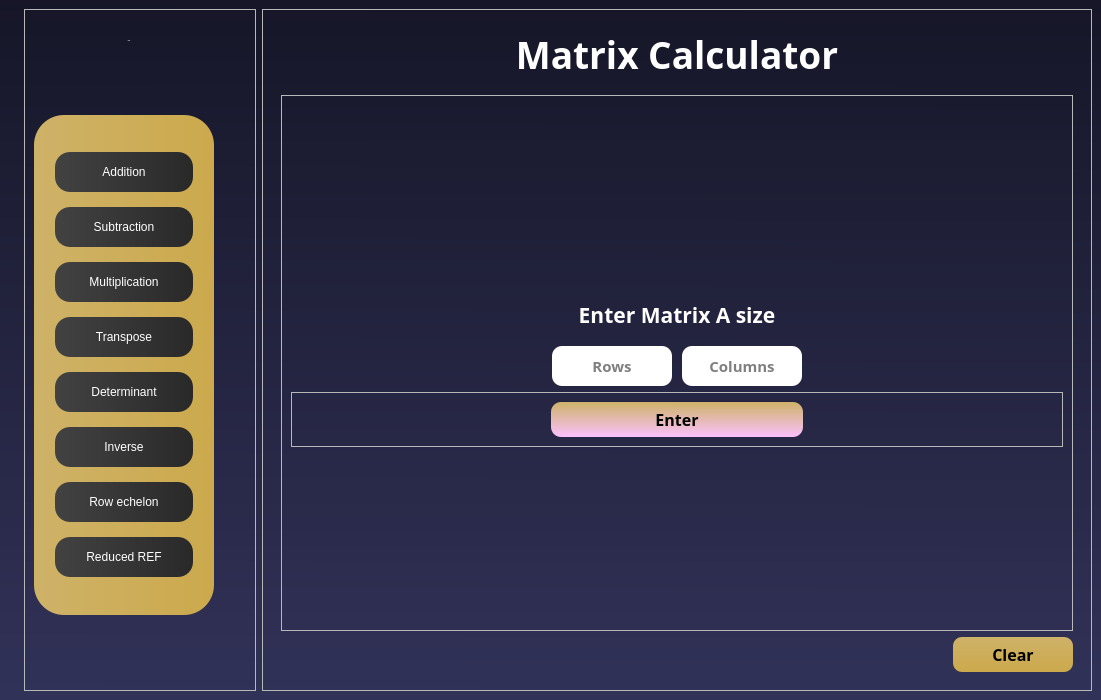
Old version of the form qt files/matrix-calculator/matrixcalcu.ui in the repository potakaaa/matrix-calculator.
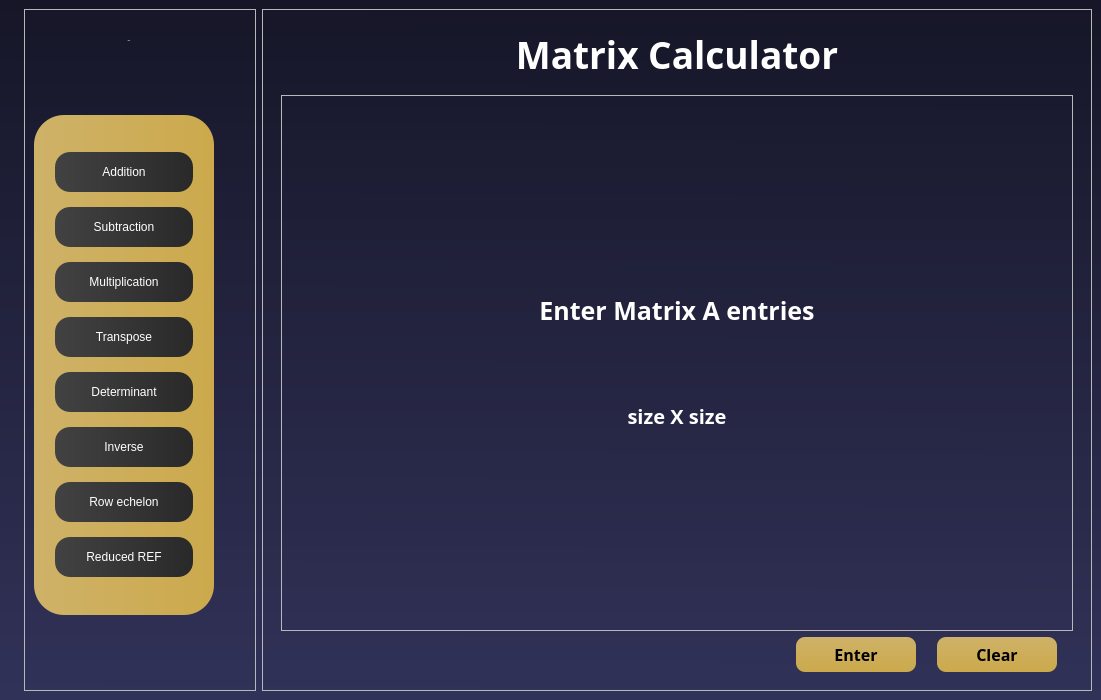
New version of the form. The open tabs and pages were chosen to show the change.

Commit message: Added button functionalities

Diff of the .ui file:
```diff
--- a/qt files/matrix-calculator/matrixcalcu.ui
+++ b/qt files/matrix-calculator/matrixcalcu.ui
@@ -125,6 +125,21 @@
 	color: white;
 }
 
+#page_enterMatrixA_advanced QPushButton {
+	background-color: qlineargradient(spread:pad, x1:0.50838, y1:0, x2:0.514, y2:1, stop:0 rgba(206, 178, 104, 255), stop:1 rgba(204, 169, 76, 255));
+	color: black;
+	border-radius: 9px;
+}
+
+#page_enterMatrixA_advanced QPushButton::hover {
+	color: black;
+	background-color: qlineargradient( x1:0 y1:0, x2:1 y2:0, stop:0 #F6A5CC, stop:1 #B02E6D);
+}
+
+#page_enterMatrixA_advanced QLabel {
+	color: white;
+}
+
 #frame_7 QLabel {
 	color: white;
 	margin-top: 20px;
@@ -1233,6 +1248,163 @@
              </item>
             </layout>
            </widget>
+           <widget class="QWidget" name="page_enterMatrixA_advanced">
+            <layout class="QVBoxLayout" name="verticalLayout_23">
+             <item>
+              <layout class="QVBoxLayout" name="verticalLayout_22">
+               <item>
+                <widget class="QFrame" name="frame_10">
+                 <property name="minimumSize">
+                  <size>
+                   <width>0</width>
+                   <height>500</height>
+                  </size>
+                 </property>
+                 <property name="frameShape">
+                  <enum>QFrame::StyledPanel</enum>
+                 </property>
+                 <property name="frameShadow">
+                  <enum>QFrame::Raised</enum>
+                 </property>
+                 <layout class="QVBoxLayout" name="verticalLayout_21">
+                  <item>
+                   <layout class="QGridLayout" name="gridLayout_5">
+                    <property name="spacing">
+                     <number>6</number>
+                    </property>
+                    <item row="1" column="0">
+                     <widget class="QLabel" name="label_matrixA_size_entry_advanced">
+                      <property name="maximumSize">
+                       <size>
+                        <width>16777215</width>
+                        <height>100</height>
+                       </size>
+                      </property>
+                      <property name="font">
+                       <font>
+                        <family>DM Sans</family>
+                        <pointsize>15</pointsize>
+                        <bold>true</bold>
+                       </font>
+                      </property>
+                      <property name="text">
+                       <string>size X size</string>
+                      </property>
+                      <property name="alignment">
+                       <set>Qt::AlignCenter</set>
+                      </property>
+                     </widget>
+                    </item>
+                    <item row="0" column="0">
+                     <widget class="QLabel" name="label_enterMatrixA_entry_advanced">
+                      <property name="maximumSize">
+                       <size>
+                        <width>16777215</width>
+                        <height>100</height>
+                       </size>
+                      </property>
+                      <property name="font">
+                       <font>
+                        <family>DM Sans</family>
+                        <pointsize>19</pointsize>
+                        <bold>true</bold>
+                       </font>
+                      </property>
+                      <property name="text">
+                       <string>Enter Matrix A entries</string>
+                      </property>
+                      <property name="alignment">
+                       <set>Qt::AlignCenter</set>
+                      </property>
+                     </widget>
+                    </item>
+                   </layout>
+                  </item>
+                 </layout>
+                </widget>
+               </item>
+               <item>
+                <layout class="QHBoxLayout" name="horizontalLayout_8">
+                 <item>
+                  <spacer name="horizontalSpacer_10">
+                   <property name="orientation">
+                    <enum>Qt::Horizontal</enum>
+                   </property>
+                   <property name="sizeType">
+                    <enum>QSizePolicy::Fixed</enum>
+                   </property>
+                   <property name="sizeHint" stdset="0">
+                    <size>
+                     <width>500</width>
+                     <height>20</height>
+                    </size>
+                   </property>
+                  </spacer>
+                 </item>
+                 <item>
+                  <widget class="QPushButton" name="pushButton_enter_matrixA_advanced">
+                   <property name="minimumSize">
+                    <size>
+                     <width>0</width>
+                     <height>35</height>
+                    </size>
+                   </property>
+                   <property name="maximumSize">
+                    <size>
+                     <width>120</width>
+                     <height>16777215</height>
+                    </size>
+                   </property>
+                   <property name="font">
+                    <font>
+                     <family>DM Sans</family>
+                     <pointsize>12</pointsize>
+                     <bold>true</bold>
+                    </font>
+                   </property>
+                   <property name="cursor">
+                    <cursorShape>PointingHandCursor</cursorShape>
+                   </property>
+                   <property name="text">
+                    <string>Enter</string>
+                   </property>
+                  </widget>
+                 </item>
+                 <item>
+                  <widget class="QPushButton" name="pushButton_clear_matrixA_advanced">
+                   <property name="minimumSize">
+                    <size>
+                     <width>0</width>
+                     <height>35</height>
+                    </size>
+                   </property>
+                   <property name="maximumSize">
+                    <size>
+                     <width>120</width>
+                     <height>16777215</height>
+                    </size>
+                   </property>
+                   <property name="font">
+                    <font>
+                     <family>DM Sans</family>
+                     <pointsize>12</pointsize>
+                     <bold>true</bold>
+                    </font>
+                   </property>
+                   <property name="cursor">
+                    <cursorShape>PointingHandCursor</cursorShape>
+                   </property>
+                   <property name="text">
+                    <string>Clear</string>
+                   </property>
+                  </widget>
+                 </item>
+                </layout>
+               </item>
+              </layout>
+             </item>
+            </layout>
+           </widget>
            <widget class="QWidget" name="page_enterMatrixB">
             <layout class="QVBoxLayout" name="verticalLayout_18">
              <item>
```
The commit also changes 5 other files.
